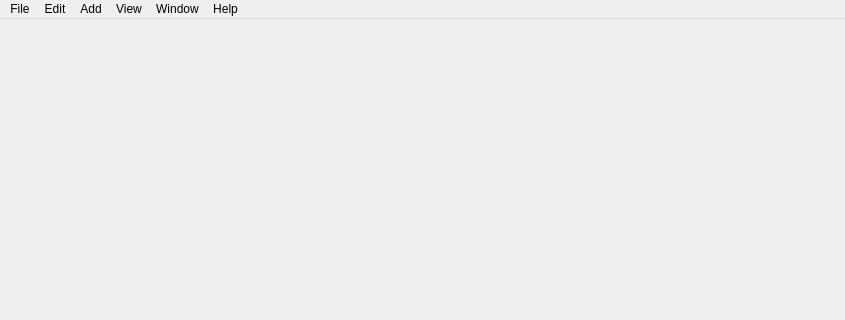
Qt form src/ui/forms/main_window.ui (mkeeter/antimony) before a commit; both pictures show x 0 to 845 and y 0 to 320 of the 845 by 621 pixel window.
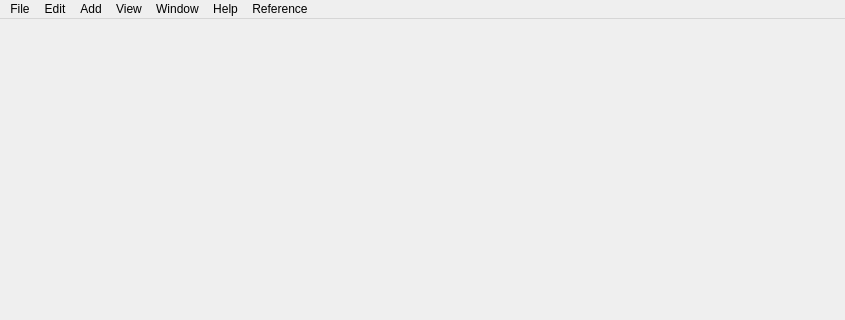
The same form after that commit.

Commit message: Add menu option to open shapes.py

What changed in the file:
```diff
--- a/src/ui/forms/main_window.ui
+++ b/src/ui/forms/main_window.ui
@@ -85,12 +85,19 @@
     <addaction name="actionPaste"/>
     <addaction name="separator"/>
    </widget>
+   <widget class="QMenu" name="menuReference">
+    <property name="title">
+     <string>Reference</string>
+    </property>
+    <addaction name="actionShapes"/>
+   </widget>
    <addaction name="menuFile"/>
    <addaction name="menuEdit"/>
    <addaction name="menuAdd"/>
    <addaction name="menuView"/>
    <addaction name="menuWindow"/>
    <addaction name="menuHelp"/>
+   <addaction name="menuReference"/>
   </widget>
   <action name="actionNew">
    <property name="text">
```
Left out of the diff: 16 changed lines with no effect on the pictures. The commit also changes 4 other files.
